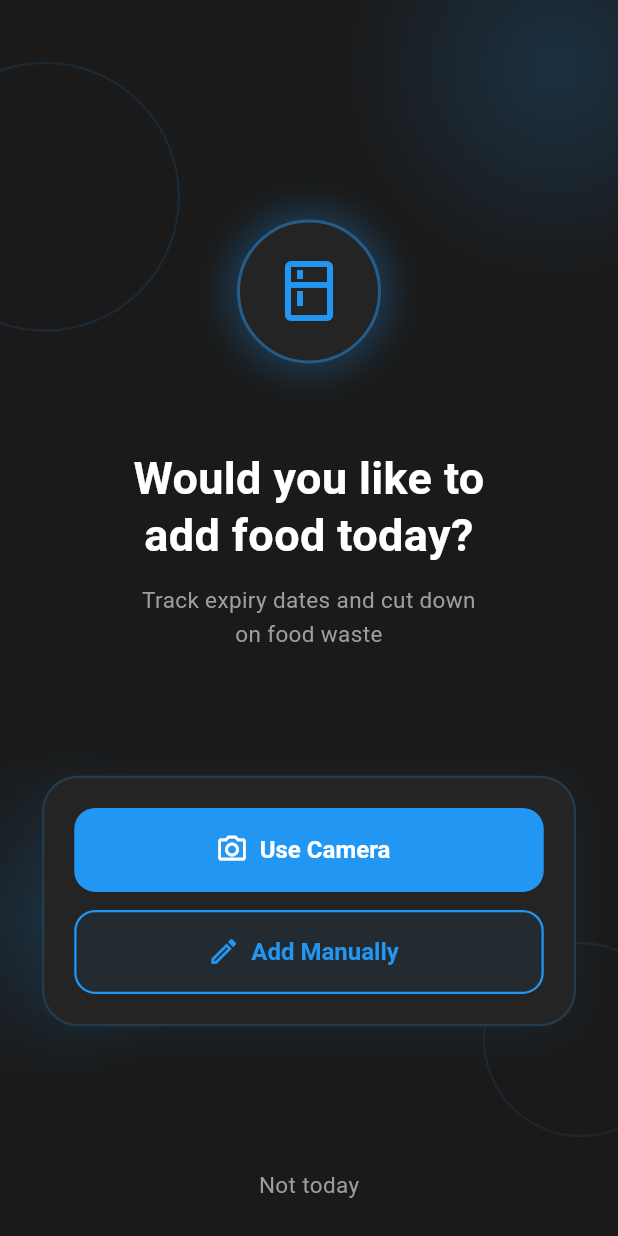
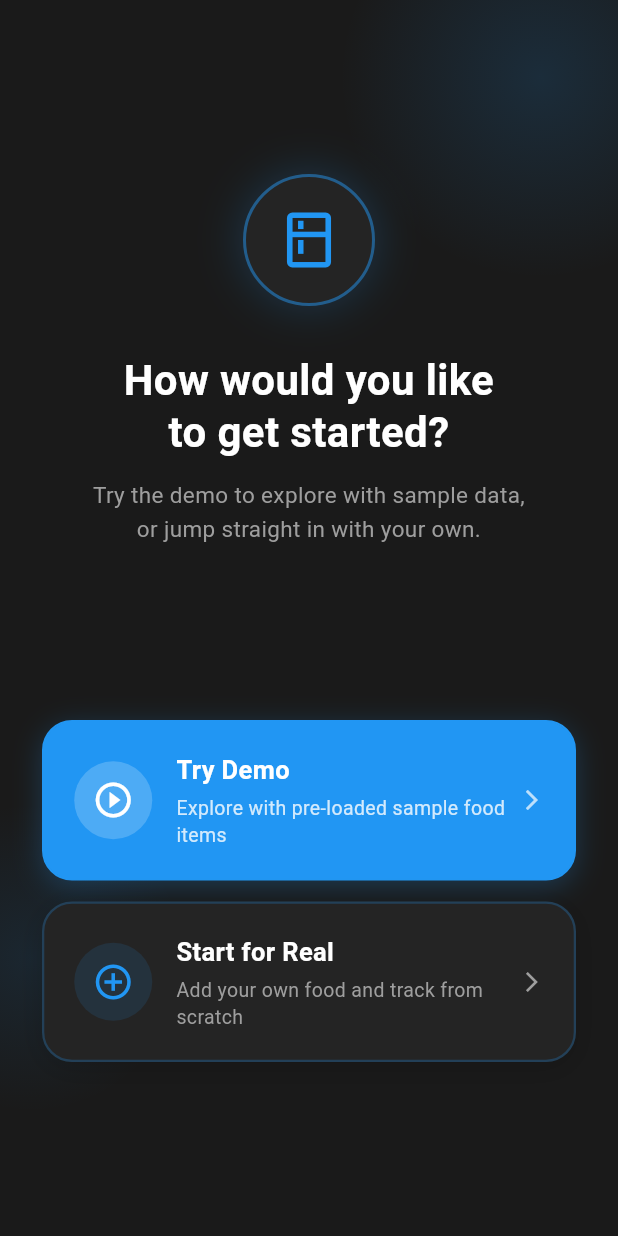
Before and after one commit to ibrahimaasim77/Food-Expiration-Date-Tracker1, a Flutter app: the screen it shows after launch, after a tap on "Skip", on a phone screen of 412 x 824 dp. Run offline on Flutter 3.47's test engine with Material 3 defaults, Android fonts, the phone set to English and light mode, and no system bars; our stand-ins replace firebase_auth, firebase_core, firebase_database, fl_chart, flutter_local_notifications, google_sign_in and 5 more; missing offline and left inert: mobile_scanner; accounts and stored records are empty.

Commit message:
Add demo mode choice screen with pre-loaded sample data
After onboarding, users now choose between 'Try Demo' (loads 12 realistic
food items across all categories and statuses) or 'Start for Real' (existing
manual flow). Wired into both the onboarding completion and first-launch path
in main.dart.

Co-Authored-By: Claude Sonnet 4.6 <noreply@anthropic.com>

```diff
--- a/food_expiry_tracker/lib/main.dart
+++ b/food_expiry_tracker/lib/main.dart
@@ -4,9 +4,9 @@ import 'package:flutter/material.dart';
 import 'package:shared_preferences/shared_preferences.dart';
 import 'app_colors.dart';
 import 'firebase_options.dart';
+import 'screens/demo_choice_screen.dart';
 import 'screens/home_screen.dart';
 import 'screens/onboarding_screen.dart';
-import 'screens/welcome_screen.dart';
 import 'services/database_service.dart';
 import 'services/notification_service.dart';
 
@@ -68,7 +68,7 @@ class FoodExpiryApp extends StatelessWidget {
       home: showOnboarding
           ? const OnboardingScreen()
           : showWelcome
-              ? const WelcomeScreen()
+              ? const DemoChoiceScreen()
               : const HomeScreen(),
     );
   }
--- /dev/null
+++ b/food_expiry_tracker/lib/screens/demo_choice_screen.dart
@@ -0,0 +1,287 @@
+import 'package:flutter/material.dart';
+import 'package:shared_preferences/shared_preferences.dart';
+import '../app_colors.dart';
+import '../services/database_service.dart';
+import '../services/demo_service.dart';
+import '../utils/transitions.dart';
+import 'home_screen.dart';
+import 'welcome_screen.dart';
+
+class DemoChoiceScreen extends StatefulWidget {
+  const DemoChoiceScreen({super.key});
+
+  @override
+  State<DemoChoiceScreen> createState() => _DemoChoiceScreenState();
+}
+
+class _DemoChoiceScreenState extends State<DemoChoiceScreen> {
+  bool _loading = false;
+
+  Future<void> _startDemo() async {
+    setState(() => _loading = true);
+    final prefs = await SharedPreferences.getInstance();
+    await prefs.setBool('first_launch', false);
+    final db = DatabaseService();
+    await DemoService.seed(db);
+    if (mounted) {
+      Navigator.pushReplacement(
+        context,
+        slideUpFadeRoute(const HomeScreen()),
+      );
+    }
+  }
+
+  Future<void> _startReal() async {
+    final prefs = await SharedPreferences.getInstance();
+    await prefs.setBool('first_launch', false);
+    if (mounted) {
+      Navigator.pushReplacement(
+        context,
+        slideUpFadeRoute(const WelcomeScreen()),
+      );
+    }
+  }
+
+  @override
+  Widget build(BuildContext context) {
+    final size = MediaQuery.of(context).size;
+
+    return Scaffold(
+      backgroundColor: AppColors.background,
+      body: Stack(
+        children: [
+          // Background orbs
+          Positioned(
+            top: -size.height * 0.1,
+            right: -size.width * 0.2,
+            child: Container(
+              width: size.width * 0.65,
+              height: size.width * 0.65,
+              decoration: BoxDecoration(
+                shape: BoxShape.circle,
+                gradient: RadialGradient(
+                  colors: [
+                    AppColors.primary.withValues(alpha: 0.15),
+                    AppColors.primary.withValues(alpha: 0.0),
+                  ],
+                ),
+              ),
+            ),
+          ),
+          Positioned(
+            bottom: size.height * 0.1,
+            left: -size.width * 0.2,
+            child: Container(
+              width: size.width * 0.5,
+              height: size.width * 0.5,
+              decoration: BoxDecoration(
+                shape: BoxShape.circle,
+                gradient: RadialGradient(
+                  colors: [
+                    AppColors.primary.withValues(alpha: 0.10),
+                    AppColors.primary.withValues(alpha: 0.0),
+                  ],
+                ),
+              ),
+            ),
+          ),
+
+          SafeArea(
+            child: Padding(
+              padding: const EdgeInsets.symmetric(horizontal: 28),
+              child: Column(
+                children: [
+                  const Spacer(flex: 2),
+
+                  // Icon
+                  Container(
+                    width: 88,
+                    height: 88,
+                    decoration: BoxDecoration(
+                      shape: BoxShape.circle,
+                      color: AppColors.card,
+                      border: Border.all(
+                        color: AppColors.primary.withValues(alpha: 0.5),
+                        width: 2,
+                      ),
+                      boxShadow: [
+                        BoxShadow(
+                          color: AppColors.primary.withValues(alpha: 0.2),
+                          blurRadius: 24,
+                          spreadRadius: 2,
+                        ),
+                      ],
+                    ),
+                    child: const Icon(
+                      Icons.kitchen_outlined,
+                      color: AppColors.primary,
+                      size: 44,
+                    ),
+                  ),
+                  const SizedBox(height: 32),
+
+                  const Text(
+                    'How would you like\nto get started?',
+                    textAlign: TextAlign.center,
+                    style: TextStyle(
+                      fontSize: 28,
+                      fontWeight: FontWeight.bold,
+                      color: AppColors.textPrimary,
+                      height: 1.25,
+                    ),
+                  ),
+                  const SizedBox(height: 12),
+                  const Text(
+                    'Try the demo to explore with sample data,\nor jump straight in with your own.',
+                    textAlign: TextAlign.center,
+                    style: TextStyle(
+                      fontSize: 15,
+                      color: AppColors.textSecondary,
+                      height: 1.55,
+                    ),
+                  ),
+
+                  const Spacer(flex: 2),
+
+                  // Cards
+                  _ChoiceCard(
+                    icon: Icons.play_circle_outline,
+                    title: 'Try Demo',
+                    subtitle: 'Explore with pre-loaded sample food items',
+                    onTap: _loading ? null : _startDemo,
+                    primary: true,
+                    loading: _loading,
+                  ),
+                  const SizedBox(height: 14),
+                  _ChoiceCard(
+                    icon: Icons.add_circle_outline,
+                    title: 'Start for Real',
+                    subtitle: 'Add your own food and track from scratch',
+                    onTap: _loading ? null : _startReal,
+                    primary: false,
+                    loading: false,
+                  ),
+
+                  const Spacer(flex: 2),
+                ],
+              ),
+            ),
+          ),
+        ],
+      ),
+    );
+  }
+}
+
+class _ChoiceCard extends StatelessWidget {
+  final IconData icon;
+  final String title;
+  final String subtitle;
+  final VoidCallback? onTap;
+  final bool primary;
+  final bool loading;
+
+  const _ChoiceCard({
+    required this.icon,
+    required this.title,
+    required this.subtitle,
+    required this.onTap,
+    required this.primary,
+    required this.loading,
+  });
+
+  @override
+  Widget build(BuildContext context) {
+    return GestureDetector(
+      onTap: onTap,
+      child: AnimatedOpacity(
+        opacity: onTap == null && !loading ? 0.5 : 1.0,
+        duration: const Duration(milliseconds: 200),
+        child: Container(
+          width: double.infinity,
+          padding: const EdgeInsets.all(20),
+          decoration: BoxDecoration(
+            color: primary ? AppColors.primary : AppColors.card,
+            borderRadius: BorderRadius.circular(20),
+            border: Border.all(
+              color: primary
+                  ? AppColors.primary
+                  : AppColors.primary.withValues(alpha: 0.25),
+              width: 1.5,
+            ),
+            boxShadow: [
+              BoxShadow(
+                color: primary
+                    ? AppColors.primary.withValues(alpha: 0.25)
+                    : Colors.black.withValues(alpha: 0.15),
+                blurRadius: 16,
+                offset: const Offset(0, 4),
+              ),
+            ],
+          ),
+          child: Row(
+            children: [
+              Container(
+                width: 52,
+                height: 52,
+                decoration: BoxDecoration(
+                  shape: BoxShape.circle,
+                  color: primary
+                      ? Colors.white.withValues(alpha: 0.2)
+                      : AppColors.primary.withValues(alpha: 0.12),
+                ),
+                child: loading
+                    ? Padding(
+                        padding: const EdgeInsets.all(14),
+                        child: CircularProgressIndicator(
+                          strokeWidth: 2,
+                          color: primary ? Colors.white : AppColors.primary,
+                        ),
+                      )
+                    : Icon(
+                        icon,
+                        color: primary ? Colors.white : AppColors.primary,
+                        size: 28,
+                      ),
+              ),
+              const SizedBox(width: 16),
+              Expanded(
+                child: Column(
+                  crossAxisAlignment: CrossAxisAlignment.start,
+                  children: [
+                    Text(
+                      title,
+                      style: TextStyle(
+                        fontSize: 17,
+                        fontWeight: FontWeight.bold,
+                        color: primary ? Colors.white : AppColors.textPrimary,
+                      ),
+                    ),
+                    const SizedBox(height: 4),
+                    Text(
+                      subtitle,
+                      style: TextStyle(
+                        fontSize: 13,
+                        color: primary
+                            ? Colors.white.withValues(alpha: 0.8)
+                            : AppColors.textSecondary,
+                        height: 1.4,
+                      ),
+                    ),
+                  ],
+                ),
+              ),
+              Icon(
+                Icons.arrow_forward_ios,
+                size: 16,
+                color: primary
+                    ? Colors.white.withValues(alpha: 0.7)
+                    : AppColors.textSecondary,
+              ),
+            ],
+          ),
+        ),
+      ),
+    );
+  }
+}
--- a/food_expiry_tracker/lib/screens/onboarding_screen.dart
+++ b/food_expiry_tracker/lib/screens/onboarding_screen.dart
@@ -2,7 +2,7 @@ import 'package:flutter/material.dart';
 import 'package:shared_preferences/shared_preferences.dart';
 import 'package:smooth_page_indicator/smooth_page_indicator.dart';
 import '../app_colors.dart';
-import 'welcome_screen.dart';
+import 'demo_choice_screen.dart';
 
 class _Slide {
   final IconData icon;
@@ -53,7 +53,7 @@ class _OnboardingScreenState extends State<OnboardingScreen> {
     if (mounted) {
       Navigator.pushReplacement(
         context,
-        MaterialPageRoute(builder: (_) => const WelcomeScreen()),
+        MaterialPageRoute(builder: (_) => const DemoChoiceScreen()),
       );
     }
   }
```
Also changed, not shown: food_expiry_tracker/lib/services/demo_service.dart (added, +99 -0 lines).
